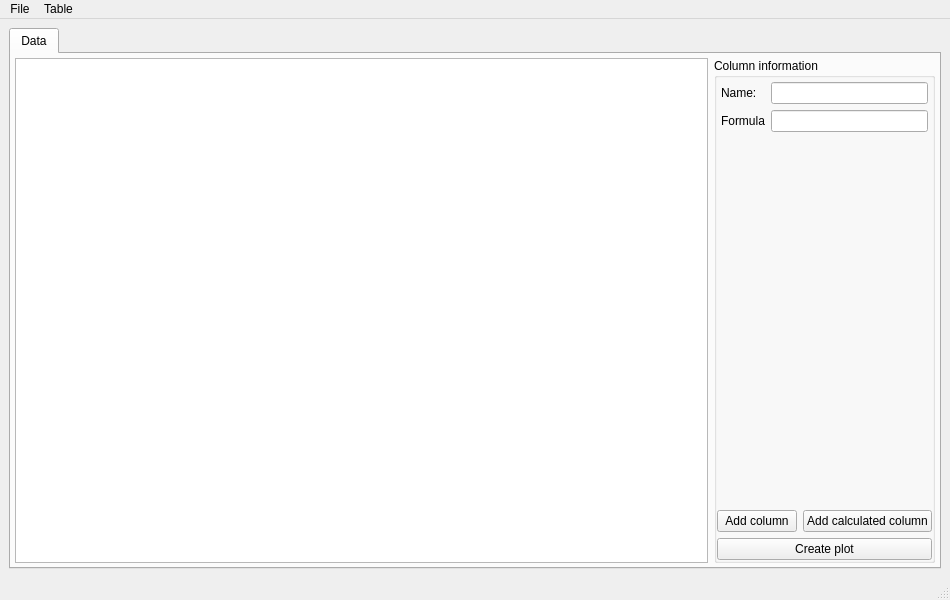
Old version of the form src/analyser/resources/analyser.ui in the repository davidfokkema/tailor.
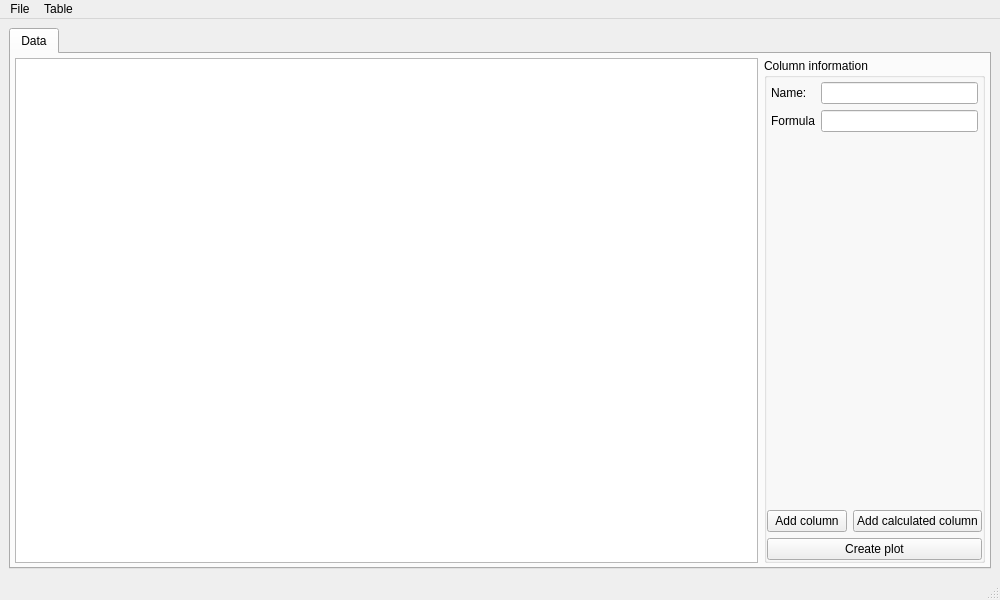
New version of the form.

Commit message: Layout optimizations

Diff of the .ui file:
```diff
--- a/src/analyser/resources/analyser.ui
+++ b/src/analyser/resources/analyser.ui
@@ -6,7 +6,7 @@
    <rect>
     <x>0</x>
     <y>0</y>
-    <width>950</width>
+    <width>1000</width>
     <height>600</height>
    </rect>
   </property>
@@ -149,7 +149,7 @@
     <rect>
      <x>0</x>
      <y>0</y>
-     <width>950</width>
+     <width>1000</width>
      <height>24</height>
     </rect>
    </property>
```
The commit also changes 2 other files.
